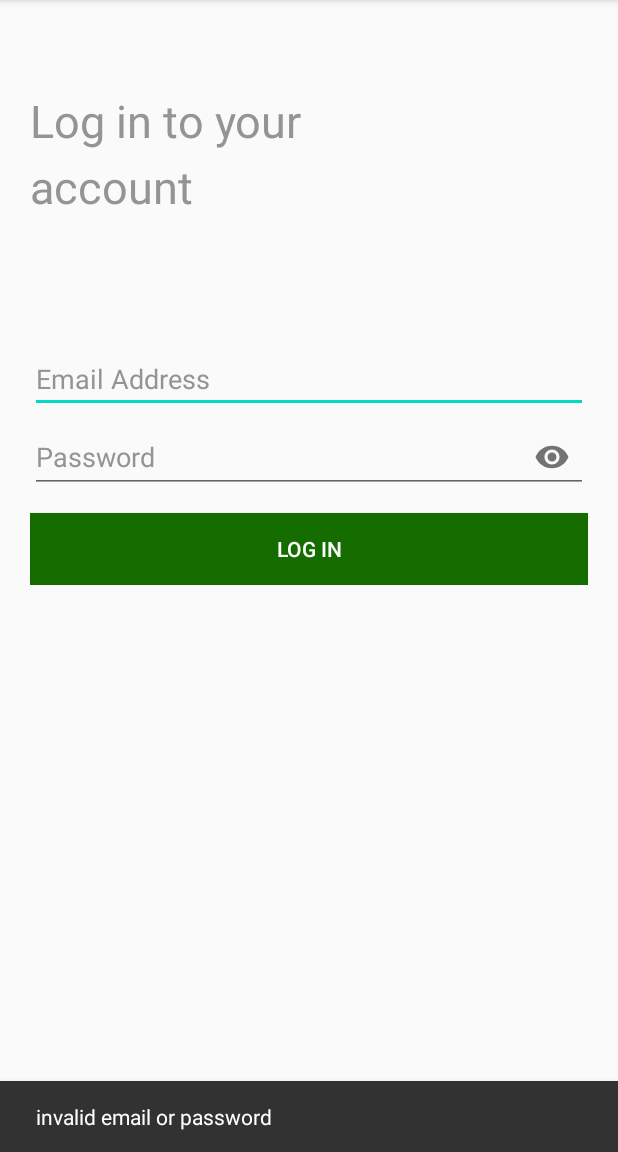
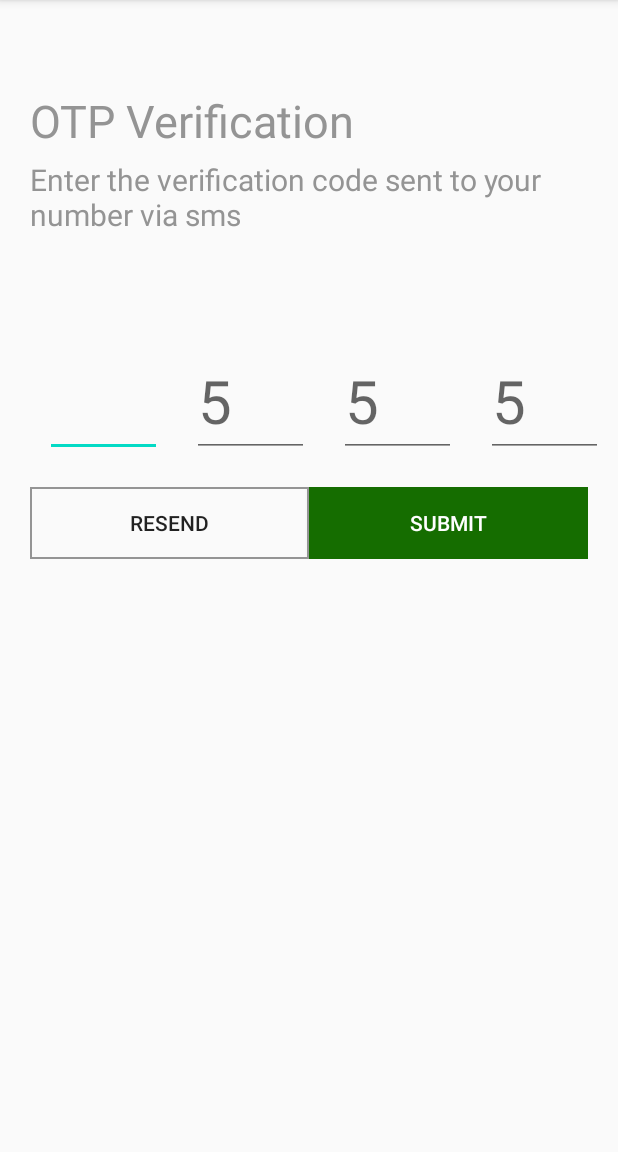
Before and after one commit to harioms220/ClickLabs, an Android app: the LoginActivity screen opened directly, with no data from a screen before it, after a tap on "LOG IN", on a phone screen of 412 x 824 dp, the part 84-1236 px from its top. Run offline under Robolectric (Android 15) with nearby library versions, the phone set to English and light mode, and no system bars.

Commit message:
some bugs fixes

```diff
--- a/Assignment2/app/src/main/java/com/example/assignment2/Activities/LoginActivity.java
+++ b/Assignment2/app/src/main/java/com/example/assignment2/Activities/LoginActivity.java
@@ -40,14 +40,13 @@ public class LoginActivity extends AppCompatActivity {
                 EditText password = findViewById(R.id.email);
                 String passwordString = password.getText().toString();
 
-                if(emailString.equals(VALID_EMAIL) && passwordString.equals(passwordString)){
-                    Snackbar.make(v,"Login Successful", Snackbar.LENGTH_SHORT).show();
+                if (emailString.equals(VALID_EMAIL) && passwordString.equals(passwordString)) {
+                    Snackbar.make(v, "Login Successful", Snackbar.LENGTH_SHORT).show();
+                } else {
+                    Snackbar.make(v, "invalid email or password", Snackbar.LENGTH_SHORT).show();
+                    Intent intent = new Intent(getApplicationContext(), OtpActivity.class);
+                    startActivity(intent);
                 }
-                else {
-                    Snackbar.make(v,"invalid email or password", Snackbar.LENGTH_SHORT).show();
-                }
-//                Intent intent = new Intent(getApplicationContext(), OtpActivity.class);
-//                startActivity(intent);
             }
         });
     }
--- a/Assignment2/app/src/main/res/layout/activity_otp.xml
+++ b/Assignment2/app/src/main/res/layout/activity_otp.xml
@@ -54,7 +54,6 @@
             android:focusable="true"
             android:focusedByDefault="true"
             android:nextFocusForward="@id/et2"
-            android:hint="5"
             android:maxLength="1"
             android:inputType="number"
             android:textSize="@dimen/edit_text_size" />
```
